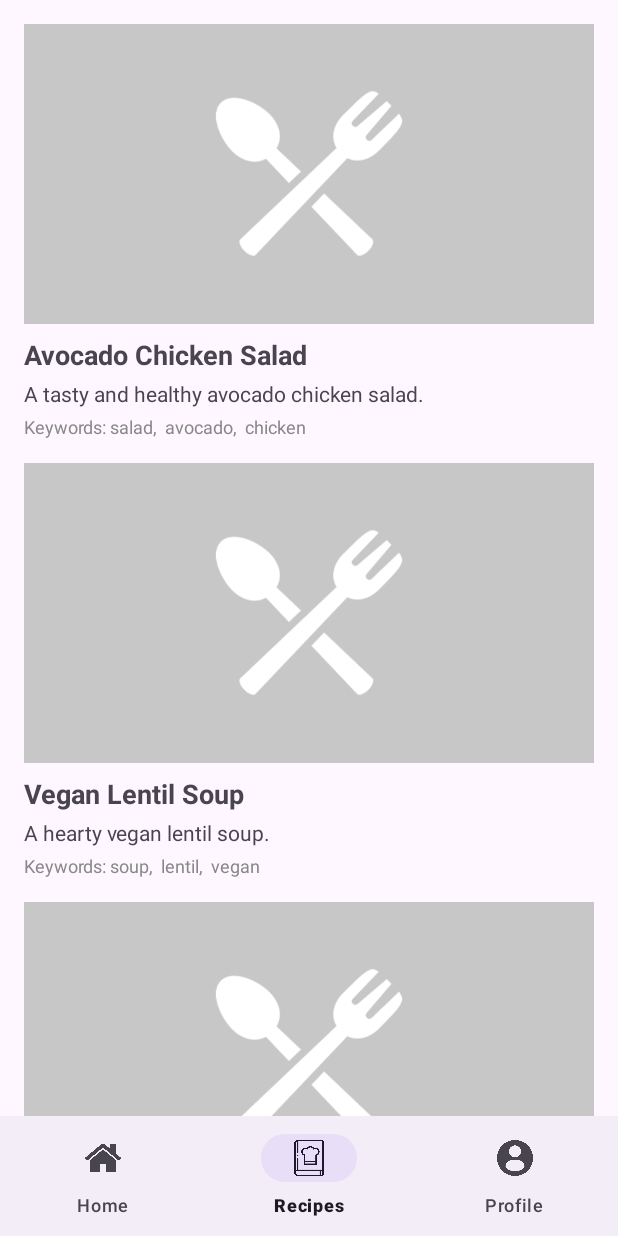
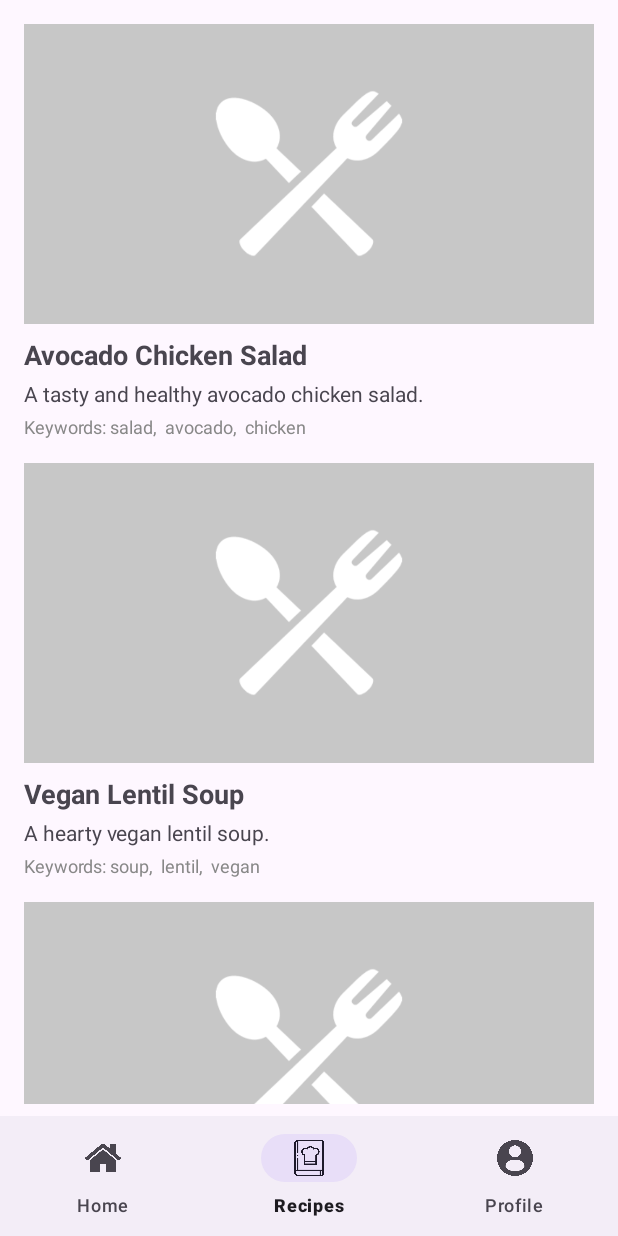
Before and after one commit to FazakasNimrod/Android_2024, an Android app: the screen it shows after launch (MainActivity), item 2 of the bottom bar chosen, on a phone screen of 412 x 824 dp. Run offline under Robolectric (Android 15) with nearby library versions, the light colour scheme and no system bars.

Commit message:
Plus button position modified

```diff
--- a/android-project/app/src/main/res/layout/activity_main.xml
+++ b/android-project/app/src/main/res/layout/activity_main.xml
@@ -11,9 +11,9 @@
         android:id="@+id/nav_host_fragment"
         android:name="androidx.navigation.fragment.NavHostFragment"
         android:layout_width="match_parent"
-        android:layout_height="match_parent"
+        android:layout_height="0dp"
         app:defaultNavHost="true"
-        app:layout_constraintBottom_toTopOf="parent"
+        app:layout_constraintBottom_toTopOf="@id/bottom_navigation"
         app:layout_constraintEnd_toEndOf="parent"
         app:layout_constraintStart_toStartOf="parent"
         app:layout_constraintTop_toTopOf="parent"
--- a/android-project/app/src/main/res/layout/fragment_profile.xml
+++ b/android-project/app/src/main/res/layout/fragment_profile.xml
@@ -18,6 +18,7 @@
         android:layout_width="wrap_content"
         android:layout_height="wrap_content"
         android:layout_margin="16dp"
+        android:layout_gravity="bottom|end"
         android:contentDescription="Add Recipe"
         app:layout_constraintBottom_toBottomOf="parent"
         app:layout_constraintEnd_toEndOf="parent"
```
